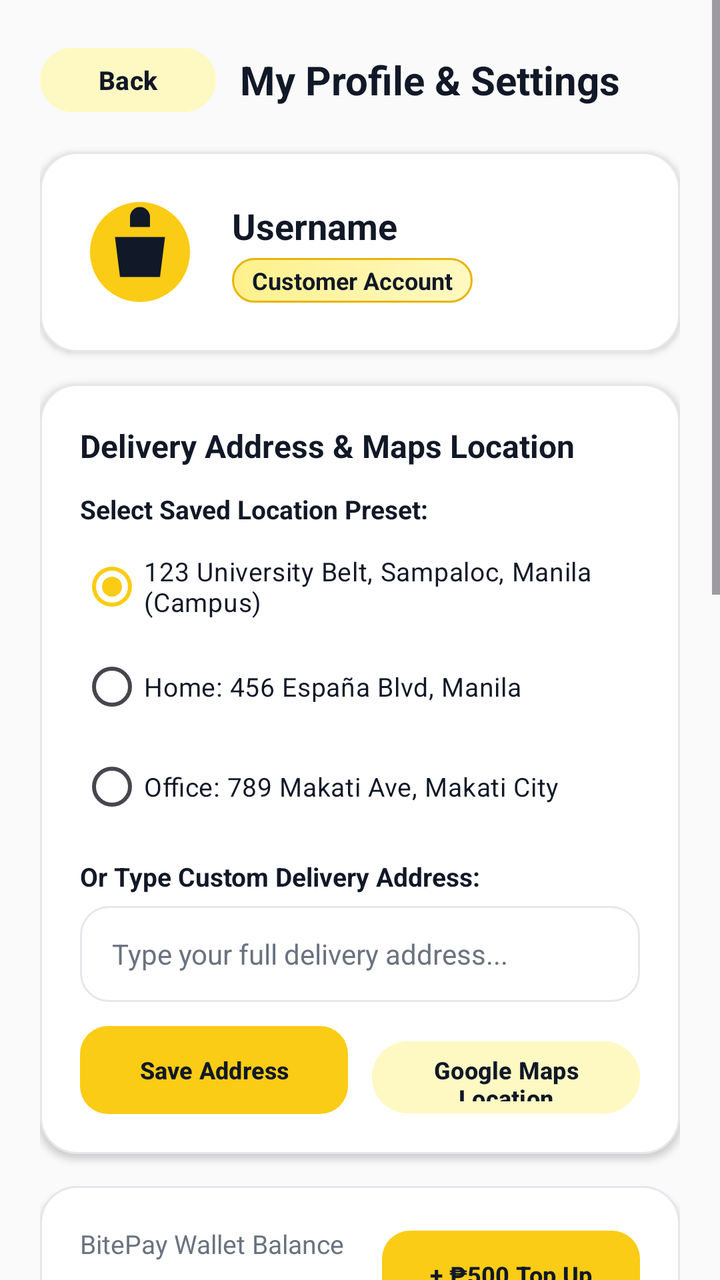
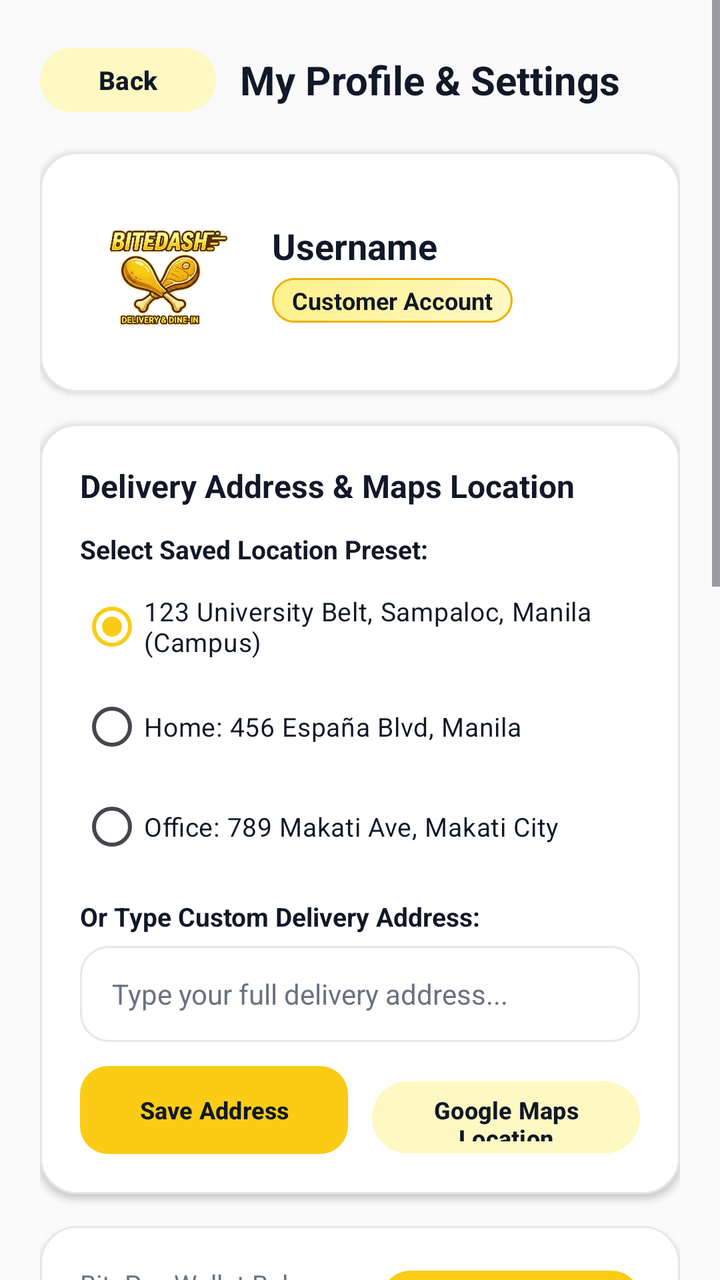

The first picture is an Android layout as it rendered before a commit; the second is the same layout after the commit. The layout source and the unified diff follow.
<!-- AndroidManifest.xml: application theme Theme.FinalProject -->
<!-- res/layout/activity_account.xml -->
<?xml version="1.0" encoding="utf-8"?>
<ScrollView xmlns:android="http://schemas.android.com/apk/res/android"
    android:layout_width="match_parent"
    android:layout_height="match_parent"
    android:background="@color/bg_gray"
    android:fillViewport="true">

    <LinearLayout
        android:layout_width="match_parent"
        android:layout_height="wrap_content"
        android:orientation="vertical"
        android:padding="20dp">

        
        <LinearLayout
            android:layout_width="match_parent"
            android:layout_height="wrap_content"
            android:gravity="center_vertical"
            android:orientation="horizontal">

            <Button
                android:id="@+id/btnBackToDashboard"
                android:layout_width="wrap_content"
                android:layout_height="40dp"
                android:backgroundTint="@color/yellow_light"
                android:text="@string/back_button"
                android:textColor="@color/text_dark"
                android:textSize="13sp"
                android:textStyle="bold" />

            <TextView
                android:layout_width="0dp"
                android:layout_height="wrap_content"
                android:layout_marginStart="12dp"
                android:layout_weight="1"
                android:text="@string/my_profile_title"
                android:textColor="@color/text_dark"
                android:textSize="20sp"
                android:textStyle="bold" />

        </LinearLayout>

        
        <LinearLayout
            android:layout_width="match_parent"
            android:layout_height="wrap_content"
            android:layout_marginTop="16dp"
            android:background="@drawable/bg_card"
            android:elevation="2dp"
            android:gravity="center_vertical"
            android:orientation="horizontal"
            android:padding="20dp">

            <ImageView
                android:layout_width="60dp"
                android:layout_height="60dp"
                android:contentDescription="@string/app_name"
                android:src="@drawable/ic_bitedash_logo" />

            <LinearLayout
                android:layout_width="match_parent"
                android:layout_height="wrap_content"
                android:layout_marginStart="16dp"
                android:orientation="vertical">

                <TextView
                    android:id="@+id/tvAccUsername"
                    android:layout_width="wrap_content"
                    android:layout_height="wrap_content"
                    android:text="@string/username"
                    android:textColor="@color/text_dark"
                    android:textSize="18sp"
                    android:textStyle="bold" />

                <TextView
                    android:id="@+id/tvAccRole"
                    android:layout_width="wrap_content"
                    android:layout_height="wrap_content"
                    android:layout_marginTop="4dp"
                    android:background="@drawable/bg_badge_yellow"
                    android:paddingHorizontal="10dp"
                    android:paddingVertical="3dp"
                    android:text="@string/customer_account_badge"
                    android:textColor="@color/text_dark"
                    android:textSize="12sp"
                    android:textStyle="bold" />
            </LinearLayout>

        </LinearLayout>

        
        <LinearLayout
            android:layout_width="match_parent"
            android:layout_height="wrap_content"
            android:layout_marginTop="16dp"
            android:background="@drawable/bg_card"
            android:elevation="2dp"
            android:orientation="vertical"
            android:padding="20dp">

            <TextView
                android:layout_width="wrap_content"
                android:layout_height="wrap_content"
                android:text="@string/delivery_address_heading"
                android:textColor="@color/text_dark"
                android:textSize="16sp"
                android:textStyle="bold" />

            <TextView
                android:layout_width="wrap_content"
                android:layout_height="wrap_content"
                android:layout_marginTop="12dp"
                android:text="@string/saved_preset_label"
                android:textColor="@color/text_dark"
                android:textSize="13sp"
                android:textStyle="bold" />

            <RadioGroup
                android:id="@+id/rgAddressPresets"
                android:layout_width="match_parent"
                android:layout_height="wrap_content"
                android:layout_marginTop="6dp">

                <RadioButton
                    android:id="@+id/rbPresetUni"
                    android:layout_width="wrap_content"
                    android:layout_height="wrap_content"
                    android:checked="true"
                    android:text="@string/preset_uni"
                    android:textColor="@color/text_dark"
                    android:textSize="13sp" />

                <RadioButton
                    android:id="@+id/rbPresetHome"
                    android:layout_width="wrap_content"
                    android:layout_height="wrap_content"
                    android:layout_marginTop="2dp"
                    android:text="@string/preset_home"
                    android:textColor="@color/text_dark"
                    android:textSize="13sp" />

                <RadioButton
                    android:id="@+id/rbPresetOffice"
                    android:layout_width="wrap_content"
                    android:layout_height="wrap_content"
                    android:layout_marginTop="2dp"
                    android:text="@string/preset_office"
                    android:textColor="@color/text_dark"
                    android:textSize="13sp" />
            </RadioGroup>

            
            <TextView
                android:layout_width="wrap_content"
                android:layout_height="wrap_content"
                android:layout_marginTop="12dp"
                android:text="@string/custom_address_label"
                android:textColor="@color/text_dark"
                android:textSize="13sp"
                android:textStyle="bold" />

            <EditText
                android:id="@+id/etAccAddress"
                android:layout_width="match_parent"
                android:layout_height="48dp"
                android:layout_marginTop="6dp"
                android:autofillHints="postalAddress"
                android:background="@drawable/bg_rounded_input"
                android:hint="@string/custom_address_hint"
                android:inputType="textPostalAddress"
                android:paddingHorizontal="16dp"
                android:textColor="@color/text_dark"
                android:textColorHint="@color/text_muted"
                android:textSize="14sp" />

            <LinearLayout
                android:layout_width="match_parent"
                android:layout_height="wrap_content"
                android:layout_marginTop="12dp"
                android:orientation="horizontal">

                <Button
                    android:id="@+id/btnSaveAddress"
                    android:layout_width="0dp"
                    android:layout_height="44dp"
                    android:layout_marginEnd="6dp"
                    android:layout_weight="1"
                    android:background="@drawable/bg_yellow_button"
                    android:text="@string/save_address_button"
                    android:textColor="@color/text_dark"
                    android:textSize="12sp"
                    android:textStyle="bold" />

                <Button
                    android:id="@+id/btnOpenGoogleMaps"
                    android:layout_width="0dp"
                    android:layout_height="44dp"
                    android:layout_marginStart="6dp"
                    android:layout_weight="1"
                    android:backgroundTint="@color/yellow_light"
                    android:text="@string/google_maps_button"
                    android:textColor="@color/text_dark"
                    android:textSize="12sp"
                    android:textStyle="bold" />
            </LinearLayout>

        </LinearLayout>

        
        <LinearLayout
            android:layout_width="match_parent"
            android:layout_height="wrap_content"
            android:layout_marginTop="16dp"
            android:background="@drawable/bg_card"
            android:elevation="2dp"
            android:orientation="vertical"
            android:padding="20dp">

            <LinearLayout
                android:layout_width="match_parent"
                android:layout_height="wrap_content"
                android:gravity="center_vertical"
                android:orientation="horizontal">

                <LinearLayout
                    android:layout_width="0dp"
                    android:layout_height="wrap_content"
                    android:layout_weight="1"
                    android:orientation="vertical">

                    <TextView
                        android:layout_width="wrap_content"
                        android:layout_height="wrap_content"
                        android:text="@string/wallet_heading"
                        android:textColor="@color/text_muted"
                        android:textSize="13sp" />

                    <TextView
                        android:id="@+id/tvAccWalletBalance"
                        android:layout_width="wrap_content"
                        android:layout_height="wrap_content"
                        android:layout_marginTop="2dp"
                        android:text="₱1,500.00"
                        android:textColor="@color/text_dark"
                        android:textSize="22sp"
                        android:textStyle="bold" />
                </LinearLayout>

                <Button
                    android:id="@+id/btnTopUpWallet"
                    android:layout_width="wrap_content"
                    android:layout_height="44dp"
                    android:background="@drawable/bg_yellow_button"
                    android:text="@string/topup_button"
                    android:textColor="@color/text_dark"
                    android:textSize="12sp"
                    android:textStyle="bold" />
            </LinearLayout>

        </LinearLayout>

        
        <LinearLayout
            android:layout_width="match_parent"
            android:layout_height="wrap_content"
            android:layout_marginTop="16dp"
            android:background="@drawable/bg_card"
            android:elevation="2dp"
            android:orientation="vertical"
            android:padding="20dp">

            <TextView
                android:layout_width="wrap_content"
                android:layout_height="wrap_content"
                android:text="@string/frequent_meals_heading"
                android:textColor="@color/text_dark"
                android:textSize="16sp"
                android:textStyle="bold" />

            <TextView
                android:layout_width="match_parent"
                android:layout_height="wrap_content"
                android:layout_marginTop="8dp"
                android:text="@string/frequent_meals_list"
                android:textColor="@color/text_muted"
                android:textSize="13sp" />

        </LinearLayout>

        
        <LinearLayout
            android:layout_width="match_parent"
            android:layout_height="wrap_content"
            android:layout_marginTop="16dp"
            android:background="@drawable/bg_card"
            android:elevation="2dp"
            android:orientation="vertical"
            android:padding="20dp">

            <TextView
                android:layout_width="wrap_content"
                android:layout_height="wrap_content"
                android:text="@string/account_preferences_heading"
                android:textColor="@color/text_dark"
                android:textSize="16sp"
                android:textStyle="bold" />

            <CheckBox
                android:id="@+id/cbPushNotif"
                android:layout_width="match_parent"
                android:layout_height="wrap_content"
                android:layout_marginTop="8dp"
                android:checked="true"
                android:text="@string/pref_push"
                android:textColor="@color/text_dark"
                android:textSize="13sp" />

            <CheckBox
                android:id="@+id/cbSmsUpdates"
                android:layout_width="match_parent"
                android:layout_height="wrap_content"
                android:layout_marginTop="4dp"
                android:checked="true"
                android:text="@string/pref_sms"
                android:textColor="@color/text_dark"
                android:textSize="13sp" />

        </LinearLayout>

        
        <LinearLayout
            android:layout_width="match_parent"
            android:layout_height="wrap_content"
            android:layout_marginTop="16dp"
            android:background="@drawable/bg_card"
            android:elevation="2dp"
            android:orientation="vertical"
            android:padding="20dp">

            <TextView
                android:layout_width="wrap_content"
                android:layout_height="wrap_content"
                android:text="@string/help_centre_heading"
                android:textColor="@color/text_dark"
                android:textSize="16sp"
                android:textStyle="bold" />

            <TextView
                android:layout_width="match_parent"
                android:layout_height="wrap_content"
                android:layout_marginTop="8dp"
                android:text="@string/help_centre_text"
                android:textColor="@color/text_muted"
                android:textSize="13sp" />

        </LinearLayout>

        <Button
            android:id="@+id/btnAccLogout"
            android:layout_width="match_parent"
            android:layout_height="48dp"
            android:layout_marginTop="20dp"
            android:backgroundTint="@color/yellow_light"
            android:text="@string/logout_account_button"
            android:textColor="@color/text_dark"
            android:textSize="14sp"
            android:textStyle="bold" />

    </LinearLayout>
</ScrollView>
<!-- resources referenced by this layout -->
<resources>
  <color name="bg_gray">#FAFAFA</color>
  <color name="text_dark">#111827</color>
  <color name="text_muted">#6B7280</color>
  <color name="yellow_light">#FEF9C3</color>
  <!-- drawable bg_badge_yellow (drawable) -->
  <?xml version="1.0" encoding="utf-8"?>
  <shape xmlns:android="http://schemas.android.com/apk/res/android"
      android:shape="rectangle">
      <gradient
          android:angle="135"
          android:endColor="#FEF08A"
          android:startColor="#FEF9C3" />
      <corners android:radius="20dp" />
      <stroke
          android:width="1dp"
          android:color="#EAB308" />
  </shape>
  <!-- drawable ic_bitedash_logo (drawable) -->
  <?xml version="1.0" encoding="utf-8"?>
  <vector xmlns:android="http://schemas.android.com/apk/res/android"
      android:width="72dp"
      android:height="72dp"
      android:viewportWidth="24"
      android:viewportHeight="24">
      <path
          android:fillColor="#FACC15"
          android:pathData="M12,2A10,10 0 1,0 22,12 10,10 0 0,0 12,2Z" />
      <path
          android:fillColor="#111827"
          android:pathData="M7,9h10l-1,8H8L7,9z M10,5a2,2 0 0,1 4,0v2h-4V5z" />
  </vector>
  <string name="account_preferences_heading">Account Preferences</string>
  <string name="app_name">BiteDash</string>
  <string name="back_button">Back</string>
  <string name="custom_address_hint">Type your full delivery address...</string>
  <string name="custom_address_label">Or Type Custom Delivery Address:</string>
  <string name="customer_account_badge">Customer Account</string>
  <string name="delivery_address_heading">Delivery Address &amp; Maps Location</string>
  <string name="frequent_meals_heading">Favorite &amp; Frequent Meals</string>
  <string name="frequent_meals_list">• 2pc Crispy Fried Chicken Meal (Krusty Chicken)\n• Iced Caramel Macchiato 16oz (Daily Roast)\n• Wintermelon Milk Tea (Boba House)</string>
  <string name="google_maps_button">Google Maps Location</string>
  <string name="help_centre_heading">Help Centre: How BiteDash Works</string>
  <string name="help_centre_text">1. Browse &amp; Search: Filter by category (Chicken, Coffee, Milk Tea, Snacks, Rice Meals) or search for your favorite meal.\n\n2. Customize Order: Select extra sauce, iced tea, express delivery, discount vouchers, and kitchen instructions.\n\n3. Flexible Payment: Pay using Cash on Delivery (COD) or BitePay E-Wallet.\n\n4. Merchant Order Tracking: Store owners receive and process your orders instantly.</string>
  <string name="logout_account_button">Logout Account</string>
  <string name="my_profile_title">My Profile &amp; Settings</string>
  <string name="pref_push">Enable Delivery Order Push Notifications</string>
  <string name="pref_sms">Receive SMS Promo &amp; Voucher Alerts</string>
  <string name="preset_home">Home: 456 España Blvd, Manila</string>
  <string name="preset_office">Office: 789 Makati Ave, Makati City</string>
  <string name="preset_uni">123 University Belt, Sampaloc, Manila (Campus)</string>
  <string name="save_address_button">Save Address</string>
  <string name="saved_preset_label">Select Saved Location Preset:</string>
  <string name="topup_button">+ ₱500 Top Up</string>
  <string name="username">Username</string>
  <string name="wallet_heading">BitePay Wallet Balance</string>
  <style name="Theme.FinalProject" parent="Base.Theme.FinalProject" />
  <style name="Base.Theme.FinalProject" parent="Theme.Material3.DayNight.NoActionBar">
          <item name="colorPrimary">@color/yellow_primary</item>
          <item name="android:statusBarColor">@color/bg_gray</item>
          <item name="android:windowLightStatusBar">true</item>
          <item name="android:windowBackground">@color/bg_gray</item>
      </style>
  <color name="yellow_primary">#FACC15</color>
  <!-- unchanged entries left out for length: 3 -->
</resources>

<!-- the commit's change to res/layout/activity_account.xml (unified diff, before → after) -->
@@ -52,8 +52,8 @@
             android:padding="20dp">
 
             <ImageView
-                android:layout_width="60dp"
-                android:layout_height="60dp"
+                android:layout_width="80dp"
+                android:layout_height="80dp"
                 android:contentDescription="@string/app_name"
                 android:src="@drawable/ic_bitedash_logo" />
 
<!-- resource entries referenced after the edit -->
@@ -17,20 +17,7 @@
           android:width="1dp"
           android:color="#EAB308" />
   </shape>
-  <!-- drawable ic_bitedash_logo (drawable) -->
-  <?xml version="1.0" encoding="utf-8"?>
-  <vector xmlns:android="http://schemas.android.com/apk/res/android"
-      android:width="72dp"
-      android:height="72dp"
-      android:viewportWidth="24"
-      android:viewportHeight="24">
-      <path
-          android:fillColor="#FACC15"
-          android:pathData="M12,2A10,10 0 1,0 22,12 10,10 0 0,0 12,2Z" />
-      <path
-          android:fillColor="#111827"
-          android:pathData="M7,9h10l-1,8H8L7,9z M10,5a2,2 0 0,1 4,0v2h-4V5z" />
-  </vector>
+  <!-- drawable ic_bitedash_logo: png bitmap (drawable, 353358 bytes) -->
   <string name="account_preferences_heading">Account Preferences</string>
   <string name="app_name">BiteDash</string>
   <string name="back_button">Back</string>
